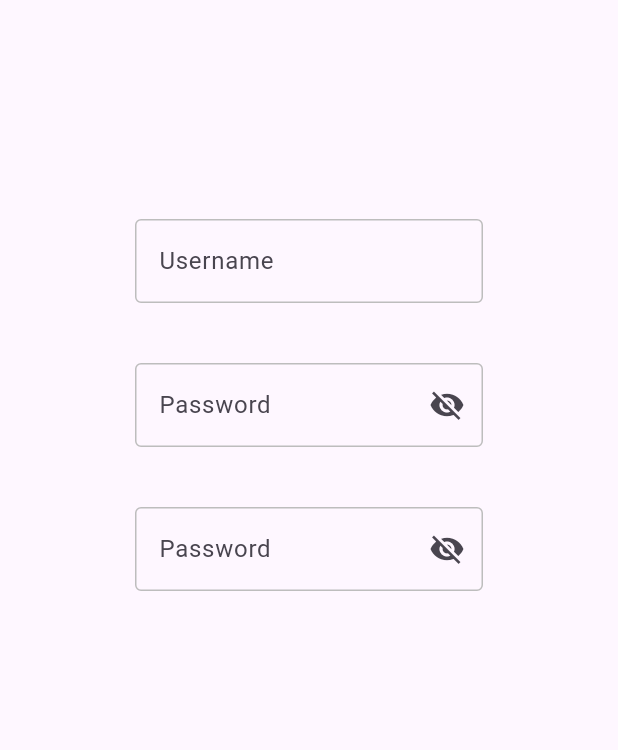
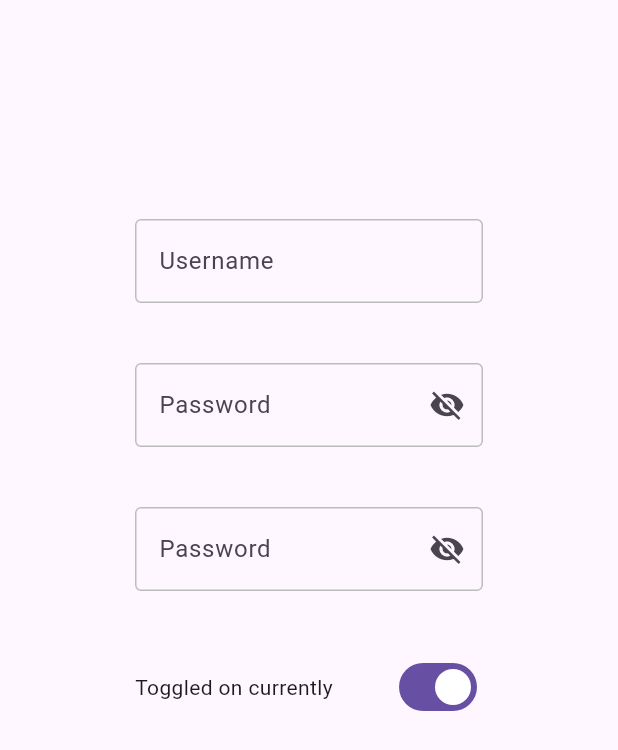
Before and after one commit to abathur8bit/axorion_uibits, a Flutter app: the screen it shows after launch, on a phone screen of 412 x 824 dp. Shown: the top 750 px of the screen. Run offline on Flutter 3.47's test engine with Material 3 defaults, Android fonts, the phone set to English and light mode, and no system bars.

Commit message:
- Fixed the switch so the label can be updated dynamically. - Renamed to ASwitch to make it more like the flutter switch naming.

```diff
--- a/example/lib/main.dart
+++ b/example/lib/main.dart
@@ -2,17 +2,20 @@ import 'package:axorion/axorion.dart';
 import 'package:flutter/material.dart';
 
 void main() {
-  runApp(const MyApp());
+  runApp(MyApp());
 }
 
 class MyApp extends StatefulWidget {
-  const MyApp({Key? key}) : super(key: key);
+  bool toggledOn;
+  MyApp({Key? key,this.toggledOn=true}) : super(key: key);
 
   @override
   State<MyApp> createState() => _MyAppState();
 }
 
 class _MyAppState extends State<MyApp> {
+  final String onMsg = "Toggled on currently";
+  final String offMsg = "Toggled off currently";
   @override
   Widget build(BuildContext context) {
     return MaterialApp(
@@ -28,8 +31,15 @@ class _MyAppState extends State<MyApp> {
                     Padding(padding:EdgeInsets.all(20),child:Center(child:ATextField(label: "Username"))),
                     Padding(padding:EdgeInsets.all(20),child:Center(child:APasswordField(label: "Password"))),
                     Padding(padding:EdgeInsets.all(20),child:Center(child:APasswordField(label: "Password",number: true))),
-                ]),
-          )
+                    Padding(
+                      padding: const EdgeInsets.all(20.0),
+                      child: ASwitch(leftAligned:false,label:widget.toggledOn?onMsg:offMsg,value: widget.toggledOn,onChange: (value) {
+                        setState(() {
+                          widget.toggledOn=value;
+                        });
+                      },),
+                    ),
+          ]))
         )
     );
   }
--- a/lib/axorion.dart
+++ b/lib/axorion.dart
@@ -5,3 +5,4 @@ export 'src/apasswordfield.dart';
 export 'src/abutton.dart';
 export 'src/lcputils.dart';
 export 'src/searchfield.dart';
+export 'src/aswitch.dart';
--- /dev/null
+++ b/lib/src/aswitch.dart
@@ -0,0 +1,62 @@
+/* *****************************************************************************
+	 * Created by Lee Patterson 12/6/2023
+	 *
+	 * Copyright 2023 Lee Patterson <https://github.com/abathur8bit>
+	 *
+	 * You may use and modify at will. Please credit me in the source.
+	 *
+	 * Licensed under the Apache License, Version 2.0 (the "License");
+	 * you may not use this file except in compliance with the License.
+	 * You may obtain a copy of the License at
+	 *
+	 *   http://www.apache.org/licenses/LICENSE-2.0
+	 *
+	 * Unless required by applicable law or agreed to in writing, software
+	 * distributed under the License is distributed on an "AS IS" BASIS,
+	 * WITHOUT WARRANTIES OR CONDITIONS OF ANY KIND, either express or implied.
+	 * See the License for the specific language governing permissions and
+	 * limitations under the License.
+	 * ******************************************************************************/
+
+import 'package:flutter/material.dart';
+
+/// A switch with a label that you can have the switch on the left side and text on the right (default)
+/// or text on left and switch on the right side. When the switch is on the right side, the text will be
+/// expanded to fill up the space. Example:
+/// ASwitch(leftAligned:false,label:widget.toggledOn?onMsg:offMsg,value: widget.toggledOn,onChange: (value) {
+///   setState(() {
+///     widget.toggledOn=value;
+///   });
+/// },)
+class ASwitch extends StatefulWidget {
+  String label;
+  bool value;
+  bool leftAligned;
+  void Function(bool)? onChange;
+
+  ASwitch({Key? key,required this.label,this.value=true,this.leftAligned=true,this.onChange=null}) : super(key: key);
+
+  @override
+  _ASwitchState createState() => _ASwitchState();
+}
+
+class _ASwitchState extends State<ASwitch> {
+  @override
+  Widget build(BuildContext context) {
+    Text t = Text(widget.label);
+    Switch s = Switch(value: widget.value, onChanged: (newValue) {
+      if (widget.onChange != null) {
+        widget.value = newValue;
+        widget.onChange!(newValue);
+      } else {
+        setState(() {
+          widget.value = newValue;
+        });
+      }});
+    if(widget.leftAligned) {
+      return Row(children: [s,t]);
+    } else {
+      return Row(children: [Expanded(child: t),s]);
+    }
+  }
+}
```
Also changed, not shown: lib/src/aswitchfield.dart (deleted, +0 -65 lines), 1 other file. Lines whose indentation alone changed are shown as unchanged.
